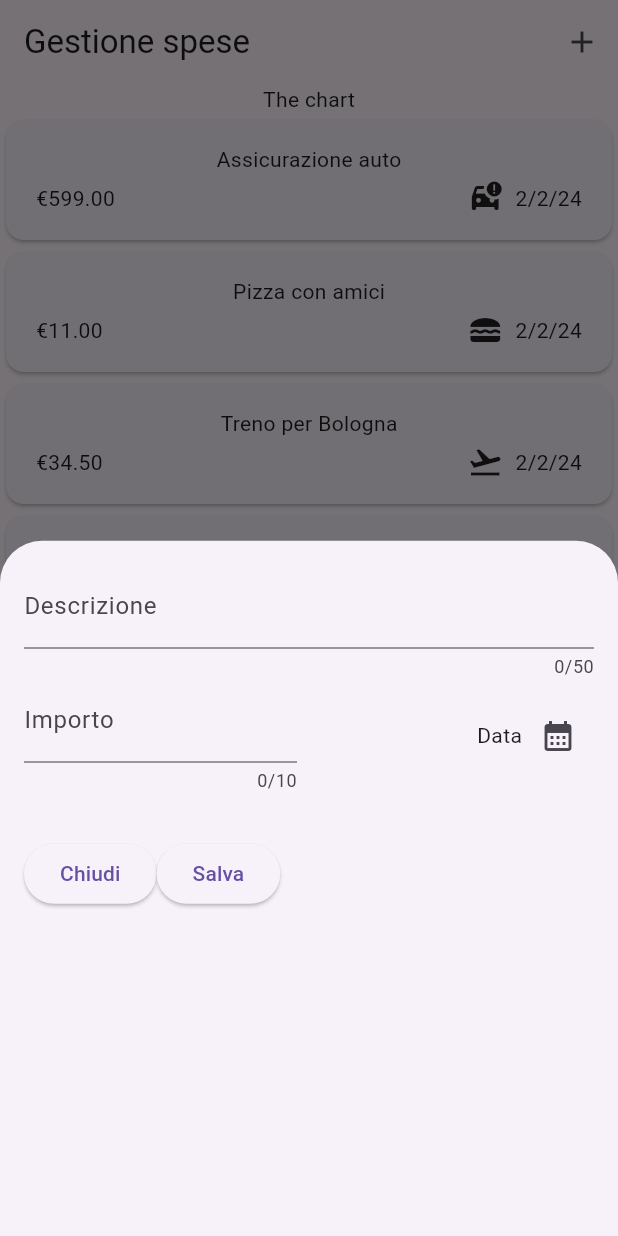
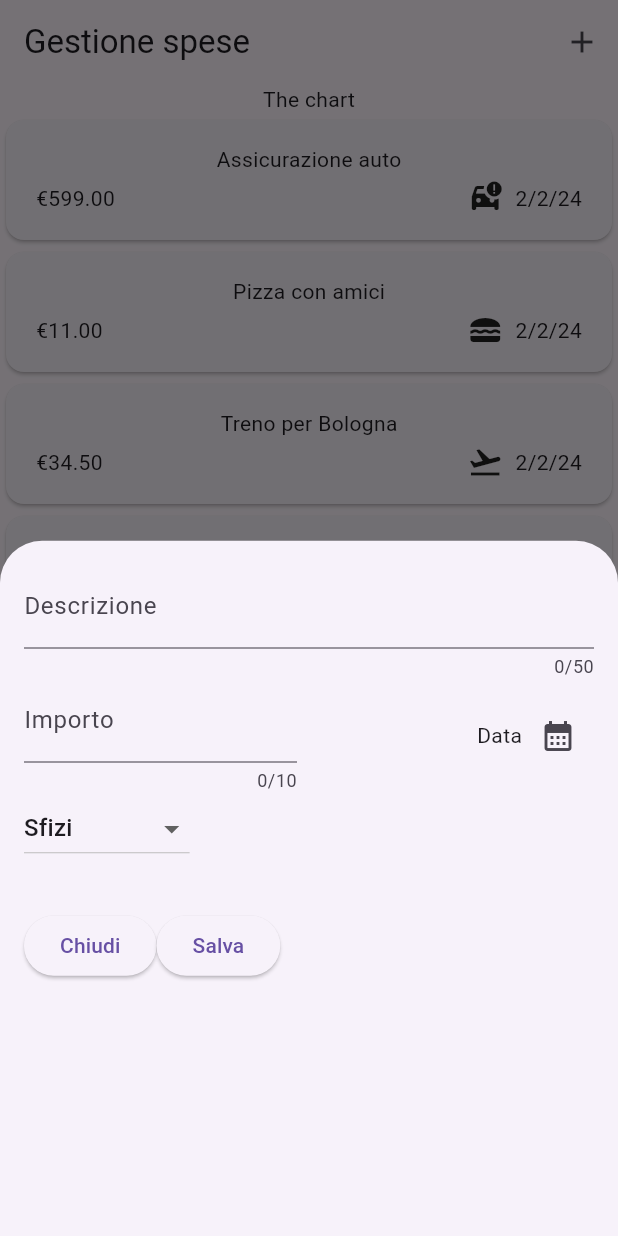
Before and after one commit to cristianmarcelli/expense_tracker, a Flutter app: the screen it shows after launch, after a tap on the "add" icon, on a phone screen of 412 x 824 dp. Run offline on Flutter 3.47's test engine with Material 3 defaults, Android fonts, the phone set to English and light mode, and no system bars.

Commit message:
Aggiunte categorie al modale

```diff
--- a/lib/models/expense.dart
+++ b/lib/models/expense.dart
@@ -20,13 +20,14 @@ enum Category {
   coffee,
   breakfast,
   videogames,
-  movie,
+  cinema,
   gym,
   other,
 }
 
 const categoryIcons = {
   Category.food: Icons.lunch_dining,
+  Category.home: Icons.home,
   Category.travel: Icons.flight_takeoff,
   Category.leisure: Icons.local_play,
   Category.work: Icons.work,
@@ -38,9 +39,28 @@ const categoryIcons = {
   Category.coffee: Icons.coffee,
   Category.breakfast: Icons.free_breakfast,
   Category.videogames: Icons.videogame_asset,
-  Category.movie: Icons.movie,
+  Category.cinema: Icons.movie,
   Category.gym: Icons.fitness_center,
   Category.other: Icons.more,
+};
+
+const categoryName = {
+  Category.food: Text('Alimenti'),
+  Category.home: Text('Casa'),
+  Category.travel: Text('Viaggi'),
+  Category.leisure: Text('Sfizi'),
+  Category.work: Text('Lavoro'),
+  Category.car: Text('Auto'),
+  Category.health: Text('Salute'),
+  Category.education: Text('Istruzione'),
+  Category.publicTransport: Text('Trasporto'),
+  Category.taxes: Text('Tasse'),
+  Category.coffee: Text('Caffé'),
+  Category.breakfast: Text('Colazione'),
+  Category.videogames: Text('Videogiochi'),
+  Category.cinema: Text('Cinema'),
+  Category.gym: Text('Palestra'),
+  Category.other: Text('Altro'),
 };
 
 class Expense {
--- a/lib/widgets/new_expense.dart
+++ b/lib/widgets/new_expense.dart
@@ -19,8 +19,7 @@ class _NewExpenseState extends State<NewExpense> {
   final _amountController = TextEditingController();
 
   DateTime? _selectedDate;
-
-  Category? selectedCategory;
+  Category _selectedCategory = Category.leisure;
 
   @override
   Widget build(BuildContext context) {
@@ -70,9 +69,34 @@ class _NewExpenseState extends State<NewExpense> {
                 )
               ],
             ),
-            const SizedBox(
-              height: 30,
+            Row(
+              children: [
+                DropdownButton(
+                  value: _selectedCategory,
+                  items: Category.values
+                      .map(
+                        (category) => DropdownMenuItem(
+                          value: category,
+                          child: Text(
+                            // category.name.toString(),
+                            categoryName[category]?.data ?? '',
+                          ),
+                        ),
+                      )
+                      .toList(),
+                  onChanged: (value) {
+                    if (value == null) {
+                      return;
+                    }
+
+                    setState(() {
+                      _selectedCategory = value;
+                    });
+                  },
+                ),
+              ],
             ),
+            const SizedBox(height: 30),
             Row(
               children: [
                 ElevatedButton(
```
